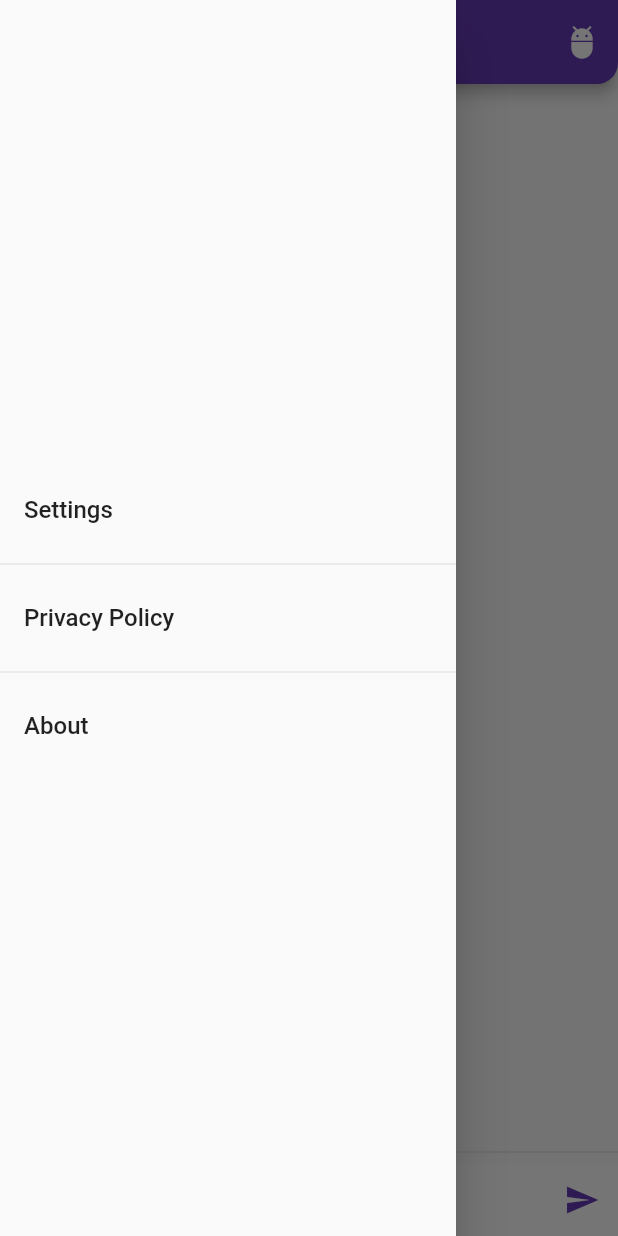
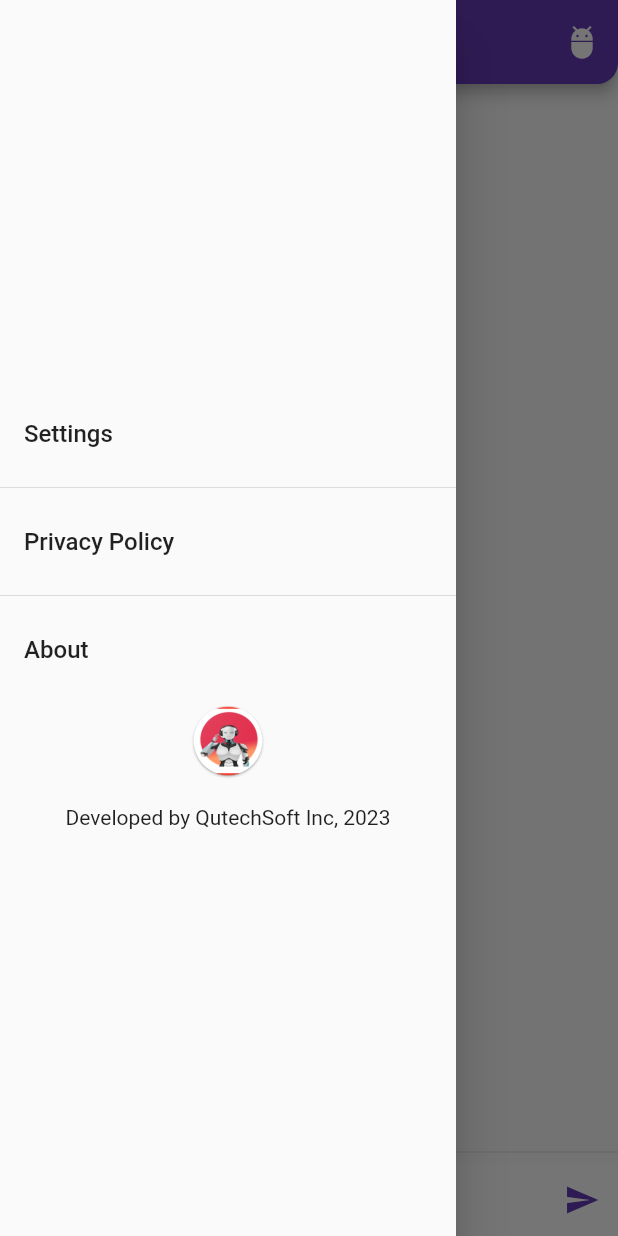
Before and after one commit to Usman2461/ai_girlfriend_v1, a Flutter app: the AIChatScreen screen opened by its route, with the side drawer open, on a phone screen of 412 x 824 dp. Run offline on Flutter 3.47's test engine with Material 2 defaults, Android fonts, the phone set to English and light mode, and no system bars; our stand-ins replace animated_text_kit, chips_choice, google_mobile_ads, shared_preferences, velocity_x; missing offline and left inert: chat_gpt_sdk, clipboard; accounts and stored records are empty; network calls fail.

Commit message:
initial commit

```diff
--- a/lib/screens/ai_chat_screen/ai_chat_screen.dart
+++ b/lib/screens/ai_chat_screen/ai_chat_screen.dart
@@ -70,7 +70,7 @@ class _AIChatScreenState extends State<AIChatScreen> {
     try {
       subscription = openAI!
           .build(
-        token: "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",
+        token: "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",
         baseOption: HttpSetup(receiveTimeout: 10000, connectTimeout: 10000),
       )
           .onCompleteStream(request: request)
@@ -121,7 +121,7 @@ class _AIChatScreenState extends State<AIChatScreen> {
   }
 
   void createInlineBannerAd() {
-    _inlineBannerAd = BannerAd(size: AdSize.mediumRectangle,
+    _inlineBannerAd = BannerAd(size: AdSize.banner,
         adUnitId: AdHelper.bannerAdUnitId2,
         listener: BannerAdListener(onAdLoaded: (_) {
           setState(() {
@@ -137,19 +137,13 @@ class _AIChatScreenState extends State<AIChatScreen> {
   @override
   Widget build(BuildContext context) {
     return Scaffold(
-      bottomNavigationBar: isBannerAdLoaded
-          ? Container(
-        height: _bottomBannerAd.size.height.toDouble(),
-        width: _bottomBannerAd.size.width.toDouble(),
-        child: AdWidget(ad: _bottomBannerAd,),
-      )
-          : null,
       drawer: Drawer(
         child: SafeArea(
           child: Column(
-            crossAxisAlignment: CrossAxisAlignment.start,
+            crossAxisAlignment: CrossAxisAlignment.center,
             mainAxisAlignment: MainAxisAlignment.center,
             children: [
+
               ListTile(
                 onTap: () {
                   Navigator.pushNamed(context, SettingsScreen.screenName);
@@ -170,7 +164,15 @@ class _AIChatScreenState extends State<AIChatScreen> {
                   showAboutDialog(context: context);
                 },
                 title: const Text("About", style: TextStyle(fontSize: 16)),
-              )
+              ),
+              Padding(
+                padding: const EdgeInsets.all(8.0),
+                child: Image(image: AssetImage("assets/images/iconapp.png"),height: 50,width: 50,),
+              ),
+              Padding(
+                padding: const EdgeInsets.all(10.0),
+                child: Text("Developed by QutechSoft Inc, 2023"),
+              ),
             ],
           ),
         ),
@@ -188,6 +190,13 @@ class _AIChatScreenState extends State<AIChatScreen> {
       body: SafeArea(
         child: Column(
           children: [
+            isBannerAdLoaded
+                ? Container(
+              height: _bottomBannerAd.size.height.toDouble(),
+              width: _bottomBannerAd.size.width.toDouble(),
+              child: AdWidget(ad: _bottomBannerAd,),
+            )
+                : SizedBox(),
             Flexible(
                 child: SizedBox(
                   child: ListView.builder(
@@ -203,13 +212,14 @@ class _AIChatScreenState extends State<AIChatScreen> {
                           activateAd=false;
                           return Column(
                             children: [
-                              Container(
-                                padding: EdgeInsets.only(bottom: 10),
+                              _messages[index],
+                              SizedBox(height: 4,),
+                              SizedBox(
                                 width: _inlineBannerAd.size.width.toDouble(),
                                 height: _inlineBannerAd.size.height.toDouble(),
                                 child: AdWidget(ad: _inlineBannerAd),
                               ),
-                              _messages[index]
+
                             ],
                           );
                         }
```
Also changed, not shown: lib/widgets/chat_message.dart (+3 -4 lines), assets/images/iconapp.png (added).
